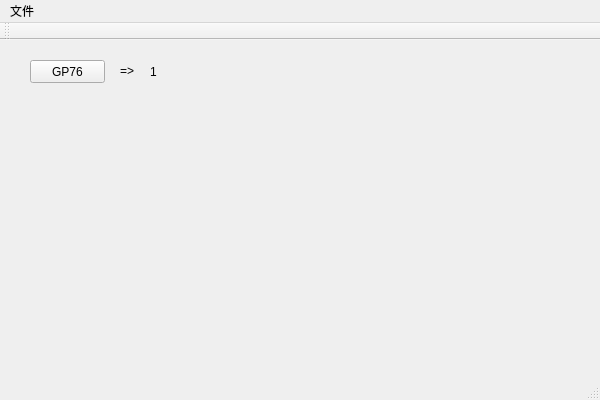
androrz/CXXViaQT, file CxxViaQt.ui: the form before one commit.
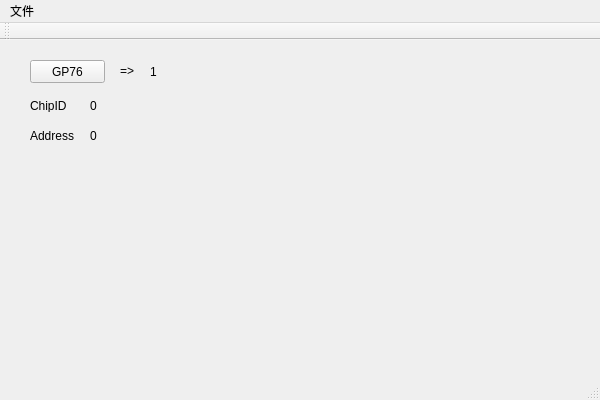
The form after the commit.

```diff
--- a/CxxViaQt.ui
+++ b/CxxViaQt.ui
@@ -53,6 +53,58 @@
      <string>1</string>
     </property>
    </widget>
+   <widget class="QLabel" name="label_2">
+    <property name="geometry">
+     <rect>
+      <x>30</x>
+      <y>60</y>
+      <width>54</width>
+      <height>12</height>
+     </rect>
+    </property>
+    <property name="text">
+     <string>ChipID</string>
+    </property>
+   </widget>
+   <widget class="QLabel" name="lbl_chipid">
+    <property name="geometry">
+     <rect>
+      <x>90</x>
+      <y>60</y>
+      <width>54</width>
+      <height>12</height>
+     </rect>
+    </property>
+    <property name="text">
+     <string>0</string>
+    </property>
+   </widget>
+   <widget class="QLabel" name="label_4">
+    <property name="geometry">
+     <rect>
+      <x>30</x>
+      <y>90</y>
+      <width>54</width>
+      <height>12</height>
+     </rect>
+    </property>
+    <property name="text">
+     <string>Address</string>
+    </property>
+   </widget>
+   <widget class="QLabel" name="lbl_address">
+    <property name="geometry">
+     <rect>
+      <x>90</x>
+      <y>90</y>
+      <width>54</width>
+      <height>12</height>
+     </rect>
+    </property>
+    <property name="text">
+     <string>0</string>
+    </property>
+   </widget>
   </widget>
   <widget class="QMenuBar" name="menuBar">
    <property name="geometry">
```
